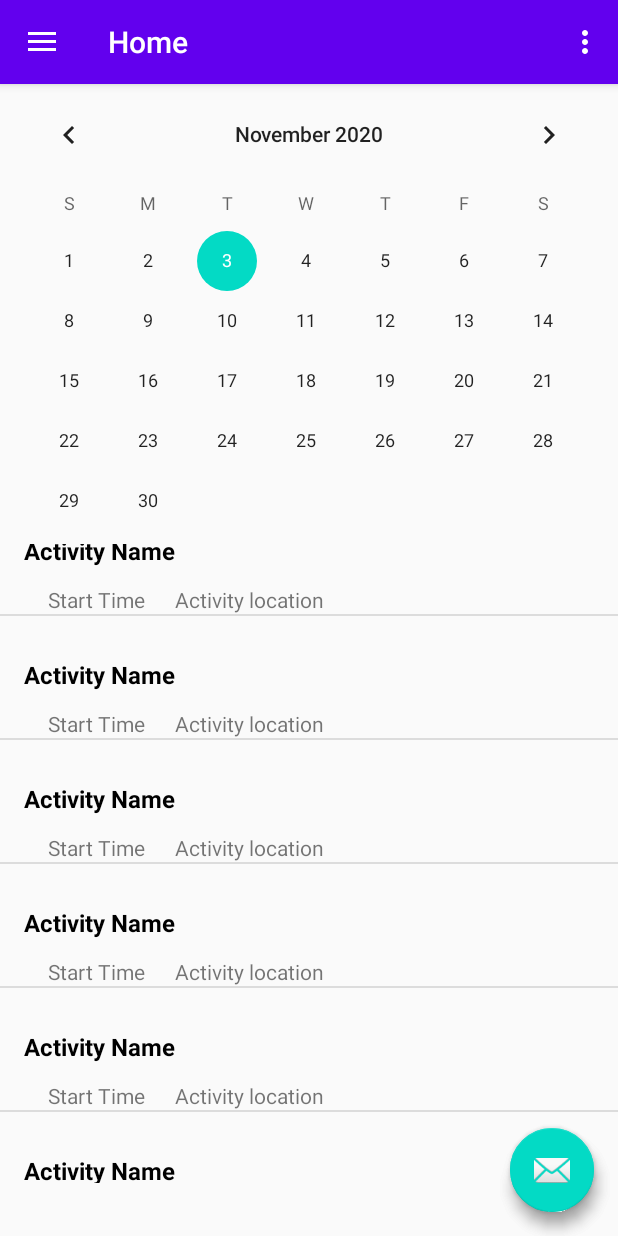
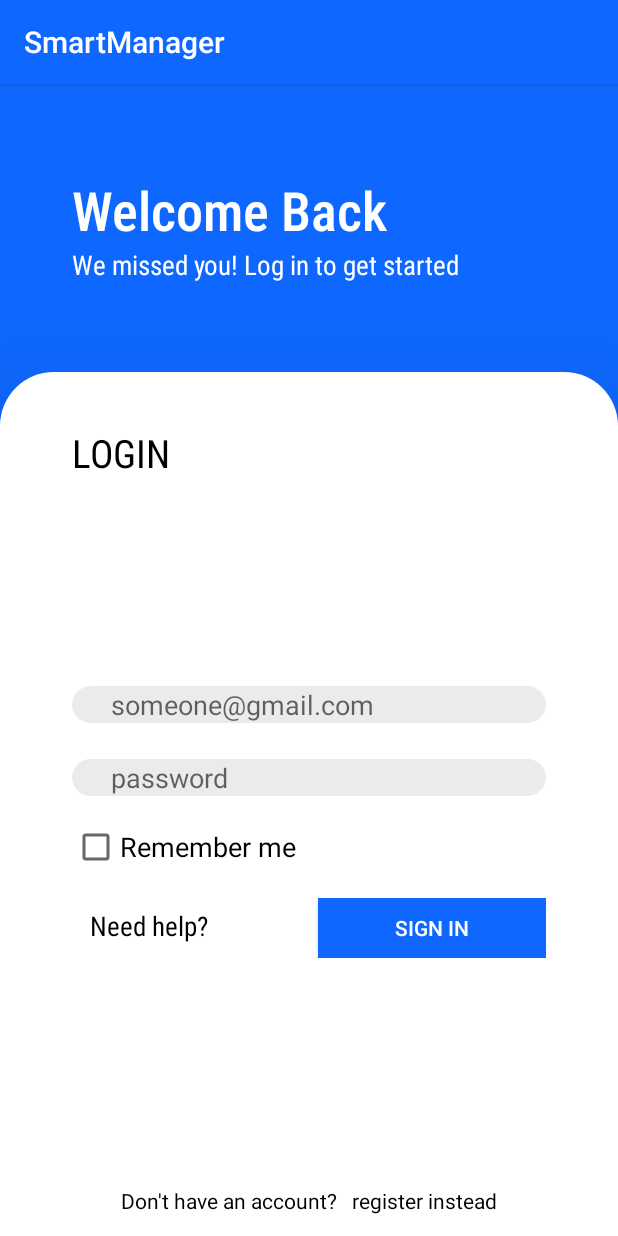
Before and after one commit to D3deR/SmartManager, an Android app: the screen it shows after launch (MainActivity before the commit, EmailLogin after it), on a phone screen of 412 x 824 dp. Run offline under Robolectric (Android 15) with nearby library versions, the phone set to English and light mode, and no system bars.

Commit message:
Email login Screen

```diff
--- a/app/src/main/AndroidManifest.xml
+++ b/app/src/main/AndroidManifest.xml
@@ -9,16 +9,19 @@
         android:roundIcon="@mipmap/ic_launcher_round"
         android:supportsRtl="true"
         android:theme="@style/AppTheme">
-        <activity
-            android:name=".MainActivity"
-            android:label="@string/app_name"
-            android:theme="@style/AppTheme.NoActionBar">
+        <activity android:name=".EmailLogin">
             <intent-filter>
                 <action android:name="android.intent.action.MAIN" />
 
                 <category android:name="android.intent.category.LAUNCHER" />
             </intent-filter>
         </activity>
+        <activity
+            android:name=".MainActivity"
+            android:label="@string/app_name"
+            android:theme="@style/AppTheme.NoActionBar">
+
+        </activity>
     </application>
 
 </manifest>
--- /dev/null
+++ b/app/src/main/java/com/example/smartmanager/EmailLogin.kt
@@ -0,0 +1,11 @@
+package com.example.smartmanager
+
+import androidx.appcompat.app.AppCompatActivity
+import android.os.Bundle
+
+class EmailLogin : AppCompatActivity() {
+    override fun onCreate(savedInstanceState: Bundle?) {
+        super.onCreate(savedInstanceState)
+        setContentView(R.layout.activity_email_login)
+    }
+}
--- /dev/null
+++ b/app/src/main/res/drawable/card_background.xml
@@ -0,0 +1,11 @@
+<?xml version="1.0" encoding="utf-8"?>
+<layer-list xmlns:android="http://schemas.android.com/apk/res/android">
+    <item>
+        <shape android:shape="rectangle">
+            <solid android:color="@color/white"/>
+            <corners
+                android:topRightRadius="36dp"
+                android:topLeftRadius="36dp"/>
+        </shape>
+    </item>
+</layer-list>
--- /dev/null
+++ b/app/src/main/res/drawable/edit_text_background.xml
@@ -0,0 +1,10 @@
+<?xml version="1.0" encoding="utf-8"?>
+<layer-list xmlns:android="http://schemas.android.com/apk/res/android">
+    <item>
+        <shape android:shape="rectangle">
+            <solid android:color="@color/background"/>
+            <corners
+                android:radius="26dp"/>
+        </shape>
+    </item>
+</layer-list>
--- /dev/null
+++ b/app/src/main/res/layout/activity_email_login.xml
@@ -0,0 +1,159 @@
+<?xml version="1.0" encoding="utf-8"?>
+<LinearLayout xmlns:android="http://schemas.android.com/apk/res/android"
+    xmlns:tools="http://schemas.android.com/tools"
+    android:layout_width="match_parent"
+    android:layout_height="match_parent"
+    tools:context=".EmailLogin"
+    android:orientation="vertical"
+    android:weightSum="4"
+    android:background="@color/colorPrimary">
+
+    <RelativeLayout
+        android:layout_width="match_parent"
+        android:layout_height="0dp"
+        android:layout_weight="1">
+        <LinearLayout
+            android:layout_width="match_parent"
+            android:layout_height="wrap_content"
+            android:orientation="vertical"
+            android:layout_marginLeft="48dp"
+            android:layout_marginRight="48dp"
+            android:layout_centerVertical="true"
+            tools:ignore="UselessParent">
+
+            <TextView
+                android:layout_width="wrap_content"
+                android:layout_height="wrap_content"
+                android:fontFamily="sans-serif-condensed-medium"
+                android:text="@string/welcome1"
+                android:textColor="@color/white"
+                android:textSize="36sp" />
+
+            <TextView
+                android:layout_width="wrap_content"
+                android:layout_height="wrap_content"
+                android:fontFamily="sans-serif-condensed"
+                android:text="@string/welcome2"
+                android:textColor="@color/white"
+                android:textSize="18sp" />
+        </LinearLayout>
+    </RelativeLayout>
+
+    <RelativeLayout
+        android:elevation="36dp"
+        android:layout_width="match_parent"
+        android:layout_height="0dp"
+        android:layout_weight="3"
+        android:background="@drawable/card_background">
+
+        <TextView
+            android:layout_width="wrap_content"
+            android:layout_height="wrap_content"
+            android:layout_marginStart="48dp"
+            android:layout_marginTop="36dp"
+            android:fontFamily="sans-serif-condensed"
+            android:text="@string/login"
+            android:textColor="@color/black"
+            android:textSize="26sp" />
+
+        <LinearLayout
+            android:layout_width="match_parent"
+            android:layout_height="wrap_content"
+            android:orientation="vertical"
+            android:layout_centerVertical="true">
+
+            <EditText
+                android:id="@+id/login_email_id"
+                android:layout_width="match_parent"
+                android:layout_height="wrap_content"
+                android:layout_marginLeft="48dp"
+                android:layout_marginTop="24dp"
+                android:layout_marginRight="48dp"
+                android:height="52dp"
+                android:background="@drawable/edit_text_background"
+                android:hint="@string/email_suggestion"
+                android:inputType="textEmailAddress"
+                android:paddingLeft="26dp"
+                android:paddingRight="26dp"
+                android:autofillHints="hint" />
+
+            <EditText
+                android:id="@+id/login_password_id"
+                android:layout_width="match_parent"
+                android:layout_height="wrap_content"
+                android:layout_marginLeft="48dp"
+                android:layout_marginTop="24dp"
+                android:layout_marginRight="48dp"
+                android:height="52dp"
+                android:background="@drawable/edit_text_background"
+                android:hint="@string/password_suggestion"
+                android:inputType="textVisiblePassword"
+                android:paddingLeft="26dp"
+                android:paddingRight="26dp"
+                android:autofillHints="hint" />
+
+            <CheckBox
+                android:id="@+id/login_remember_btn"
+                android:layout_width="wrap_content"
+                android:layout_height="wrap_content"
+                android:layout_marginStart="48dp"
+                android:layout_marginTop="18dp"
+                android:text="@string/remember_me_checkbox"
+                android:textSize="18sp" />
+            <LinearLayout
+                android:layout_width="match_parent"
+                android:layout_height="wrap_content"
+                android:orientation="horizontal"
+                android:weightSum="2"
+                android:layout_marginTop="18dp"
+                android:layout_marginLeft="48dp"
+                android:layout_marginRight="48dp">
+                <TextView
+                    android:layout_width="0dp"
+                    android:layout_height="wrap_content"
+                    android:textSize="18sp"
+                    android:text="@string/help"
+                    android:fontFamily="sans-serif-condensed"
+                    android:textColor="@color/black"
+                    android:layout_marginStart="12dp"
+                    android:layout_weight="1"/>
+
+                <Button
+                    android:id="@+id/login_sign_in_btn"
+                    android:layout_width="0dp"
+                    android:layout_height="40dp"
+                    android:layout_weight="1"
+                    android:background="@color/colorPrimary"
+                    android:text="@string/sign_in"
+                    android:textColor="@color/white" />
+
+            </LinearLayout>
+        </LinearLayout>
+
+        <LinearLayout
+            android:id="@+id/login_register_txt"
+            android:layout_width="wrap_content"
+            android:layout_height="wrap_content"
+            android:layout_alignParentBottom="true"
+            android:layout_centerHorizontal="true"
+            android:layout_marginBottom="14dp"
+            android:orientation="horizontal">
+
+            <TextView
+                android:layout_width="wrap_content"
+                android:layout_height="wrap_content"
+                android:layout_weight="1"
+                android:text="@string/register1"
+                android:textColor="@color/black" />
+
+            <TextView
+                android:layout_width="wrap_content"
+                android:layout_height="wrap_content"
+                android:layout_marginStart="10dp"
+                android:layout_weight="1"
+                android:text="@string/register2"
+                android:textColor="@color/black" />
+
+        </LinearLayout>
+    </RelativeLayout>
+</LinearLayout>
--- a/app/src/main/res/values/colors.xml
+++ b/app/src/main/res/values/colors.xml
@@ -1,6 +1,9 @@
 <?xml version="1.0" encoding="utf-8"?>
 <resources>
-    <color name="colorPrimary">#6200EE</color>
-    <color name="colorPrimaryDark">#3700B3</color>
+    <color name="colorPrimary">#0E68FF</color>
+    <color name="colorPrimaryDark">#0A53CD</color>
+    <color name="white">#ffffff</color>
+    <color name="black">#000000</color>
     <color name="colorAccent">#03DAC5</color>
+    <color name="background">#14000000</color>
 </resources>
--- a/app/src/main/res/values/strings.xml
+++ b/app/src/main/res/values/strings.xml
@@ -10,4 +10,15 @@
     <string name="menu_home">Home</string>
     <string name="menu_gallery">Gallery</string>
     <string name="menu_slideshow">Slideshow</string>
+
+    <string name="welcome1">Welcome Back</string>
+    <string name="welcome2">We missed you! Log in to get started</string>
+    <string name="login">LOGIN</string>
+    <string name="email_suggestion">someone@gmail.com</string>
+    <string name="password_suggestion">password</string>
+    <string name="remember_me_checkbox">Remember me</string>
+    <string name="help">Need help?</string>
+    <string name="sign_in">Sign in</string>
+    <string name="register1">Don\'t have an account?</string>
+    <string name="register2">register instead</string>
 </resources>
```
